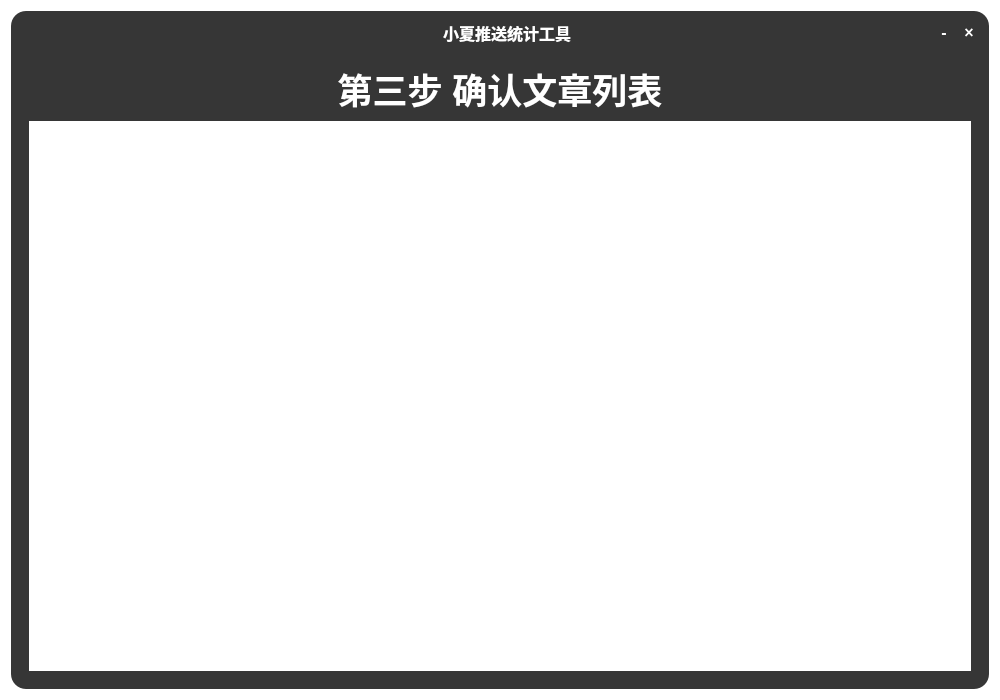
Qt form ui/ui_design/main_win.ui (Epochmaking/xiaoxia_contribution_statistic_tool) before a commit.
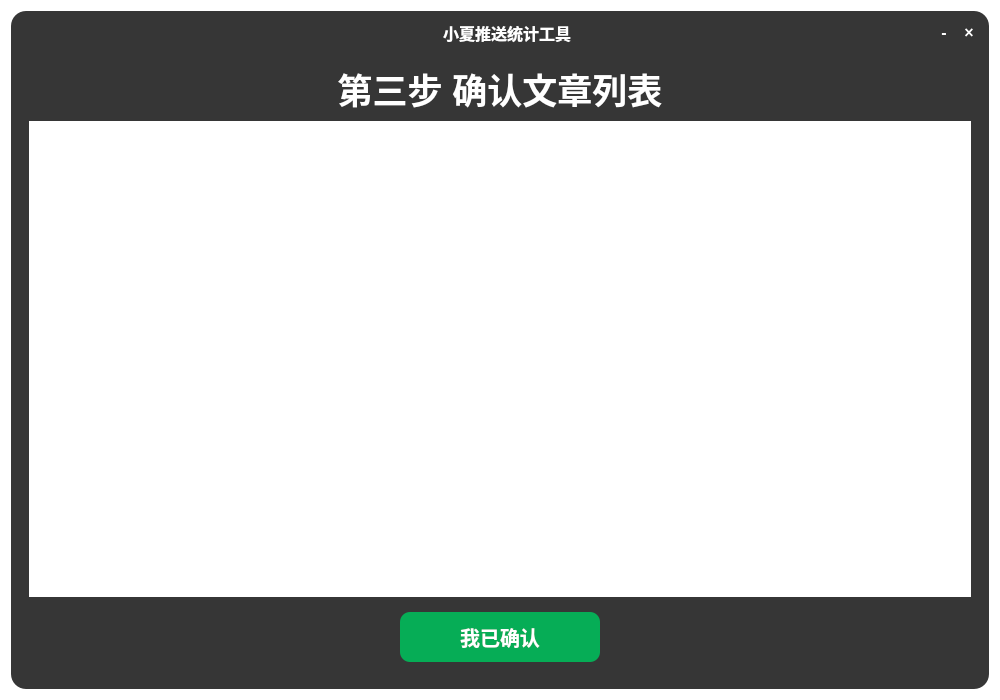
The same form after that commit. Icons and pictures are not drawn.

```diff
--- a/ui/ui_design/main_win.ui
+++ b/ui/ui_design/main_win.ui
@@ -1333,6 +1333,46 @@
              <item>
               <widget class="QTableView" name="article_confirm_table"/>
              </item>
+             <item>
+              <widget class="QWidget" name="btn_container_3" native="true">
+               <property name="styleSheet">
+                <string notr="true">QPushButton {
+	background: rgb(6, 173, 86);
+	color: rgb(255, 255, 255);
+	border-radius: 10px;
+	font-size: 20px;
+	font-weight: bold;
+}
+QPushButton:hover {
+	background: rgb(6, 156, 76);
+}</string>
+               </property>
+               <layout class="QHBoxLayout" name="horizontalLayout_7">
+                <item>
+                 <widget class="QPushButton" name="step_three_btn">
+                  <property name="sizePolicy">
+                   <sizepolicy hsizetype="Fixed" vsizetype="Fixed">
+                    <horstretch>0</horstretch>
+                    <verstretch>0</verstretch>
+                   </sizepolicy>
+                  </property>
+                  <property name="minimumSize">
+                   <size>
+                    <width>200</width>
+                    <height>50</height>
+                   </size>
+                  </property>
+                  <property name="cursor">
+                   <cursorShape>PointingHandCursor</cursorShape>
+                  </property>
+                  <property name="text">
+                   <string>我已确认</string>
+                  </property>
+                 </widget>
+                </item>
+               </layout>
+              </widget>
+             </item>
             </layout>
            </widget>
           </widget>
```
